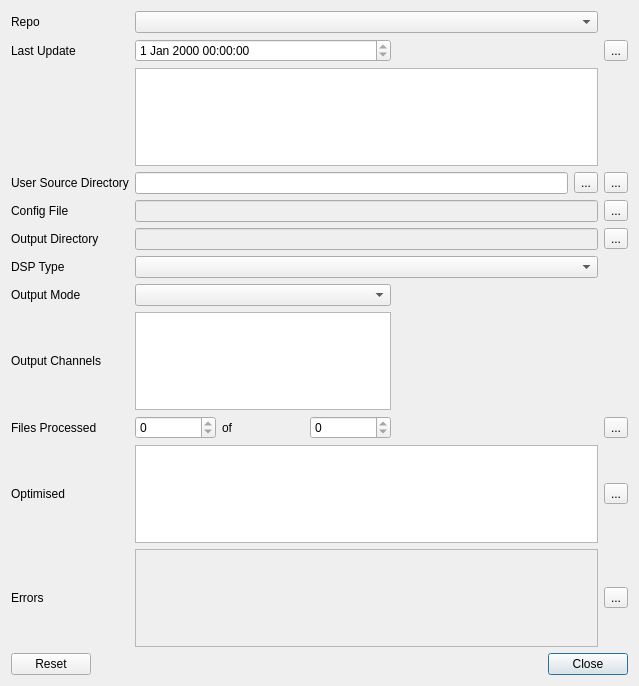
3ll3d00d/beqdesigner, file src/main/python/ui/merge.ui: the form before one commit.
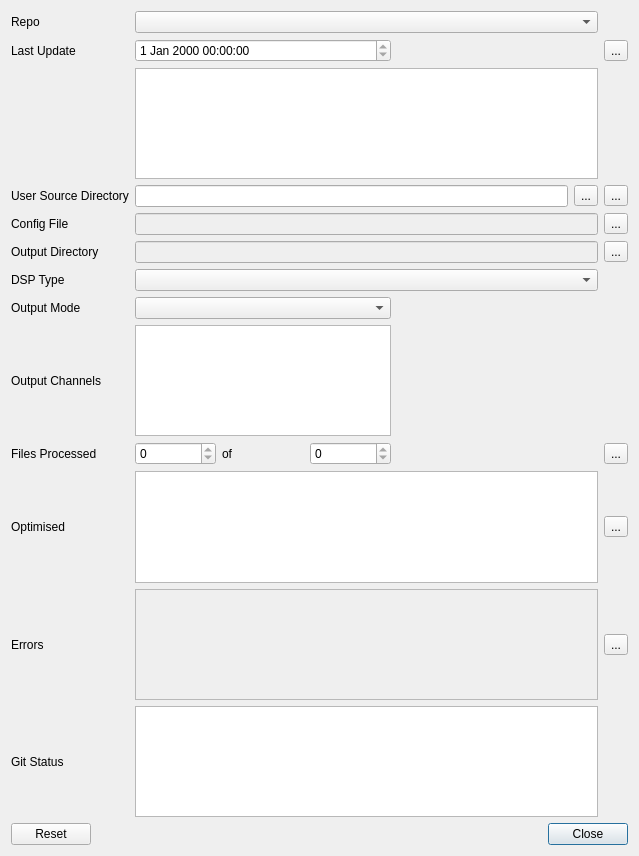
The form after the commit.

Commit message: provide better feedback to user on long clone operations

Patch:
```diff
--- a/src/main/python/ui/merge.ui
+++ b/src/main/python/ui/merge.ui
@@ -7,7 +7,7 @@
     <x>0</x>
     <y>0</y>
     <width>639</width>
-    <height>686</height>
+    <height>856</height>
    </rect>
   </property>
   <property name="windowTitle">
@@ -25,7 +25,21 @@
     </widget>
    </item>
    <item row="1" column="0">
-    <layout class="QGridLayout" name="innerLayout" rowstretch="0,0,0,0,0,0,0,0,0,0,0,0" columnstretch="0,0,0,0,0,0">
+    <layout class="QGridLayout" name="innerLayout" rowstretch="0,0,0,0,0,0,0,0,0,0,0,0,0" columnstretch="0,0,0,0,0,0">
+     <item row="11" column="5">
+      <widget class="QToolButton" name="copyErrorsButton">
+       <property name="text">
+        <string>...</string>
+       </property>
+      </widget>
+     </item>
+     <item row="1" column="1" colspan="3">
+      <widget class="QDateTimeEdit" name="lastCommitDate">
+       <property name="readOnly">
+        <bool>true</bool>
+       </property>
+      </widget>
+     </item>
      <item row="5" column="0">
       <widget class="QLabel" name="outputDirectoryLabel">
        <property name="text">
@@ -33,30 +47,34 @@
        </property>
       </widget>
      </item>
-     <item row="6" column="1" colspan="4">
-      <widget class="QComboBox" name="dspType"/>
-     </item>
-     <item row="10" column="5">
-      <widget class="QToolButton" name="copyOptimisedButton">
+     <item row="9" column="0">
+      <widget class="QLabel" name="filesProcessedLabel">
        <property name="text">
-        <string>...</string>
+        <string>Files Processed</string>
        </property>
       </widget>
      </item>
-     <item row="10" column="1" colspan="4">
-      <widget class="QListWidget" name="optimised"/>
+     <item row="4" column="1" colspan="4">
+      <widget class="QLineEdit" name="configFile">
+       <property name="enabled">
+        <bool>false</bool>
+       </property>
+       <property name="readOnly">
+        <bool>true</bool>
+       </property>
+      </widget>
      </item>
-     <item row="3" column="0">
-      <widget class="QLabel" name="userSourceDirLabel">
+     <item row="4" column="0">
+      <widget class="QLabel" name="configFileLabel">
        <property name="text">
-        <string>User Source Directory</string>
+        <string>Config File</string>
        </property>
       </widget>
      </item>
-     <item row="0" column="0">
-      <widget class="QLabel" name="beqReposLabel">
+     <item row="8" column="0">
+      <widget class="QLabel" name="outputChannelsLabel">
        <property name="text">
-        <string>Repo</string>
+        <string>Output Channels</string>
        </property>
       </widget>
      </item>
@@ -67,40 +85,6 @@
        </property>
       </widget>
      </item>
-     <item row="1" column="5">
-      <widget class="QToolButton" name="refreshGitRepo">
-       <property name="text">
-        <string>...</string>
-       </property>
-      </widget>
-     </item>
-     <item row="9" column="3">
-      <widget class="QSpinBox" name="totalFiles">
-       <property name="readOnly">
-        <bool>true</bool>
-       </property>
-       <property name="maximum">
-        <number>10000</number>
-       </property>
-      </widget>
-     </item>
-     <item row="11" column="1" colspan="4">
-      <widget class="QListWidget" name="errors">
-       <property name="enabled">
-        <bool>false</bool>
-       </property>
-      </widget>
-     </item>
-     <item row="5" column="1" colspan="4">
-      <widget class="QLineEdit" name="outputDirectory">
-       <property name="enabled">
-        <bool>false</bool>
-       </property>
-       <property name="readOnly">
-        <bool>true</bool>
-       </property>
-      </widget>
-     </item>
      <item row="9" column="5">
       <widget class="QToolButton" name="processFiles">
        <property name="text">
@@ -108,8 +92,36 @@
        </property>
       </widget>
      </item>
-     <item row="0" column="1" colspan="4">
-      <widget class="QComboBox" name="beqRepos"/>
+     <item row="10" column="1" colspan="4">
+      <widget class="QListWidget" name="optimised"/>
+     </item>
+     <item row="5" column="5">
+      <widget class="QToolButton" name="outputDirectoryPicker">
+       <property name="text">
+        <string>...</string>
+       </property>
+      </widget>
+     </item>
+     <item row="3" column="5">
+      <widget class="QToolButton" name="userSourceDirPicker">
+       <property name="text">
+        <string>...</string>
+       </property>
+      </widget>
+     </item>
+     <item row="1" column="4">
+      <widget class="QLabel" name="infoLabel">
+       <property name="text">
+        <string/>
+       </property>
+      </widget>
+     </item>
+     <item row="11" column="1" colspan="4">
+      <widget class="QListWidget" name="errors">
+       <property name="enabled">
+        <bool>false</bool>
+       </property>
+      </widget>
      </item>
      <item row="9" column="4">
       <spacer name="horizontalSpacer">
@@ -124,72 +136,17 @@
        </property>
       </spacer>
      </item>
-     <item row="9" column="0">
-      <widget class="QLabel" name="filesProcessedLabel">
+     <item row="0" column="0">
+      <widget class="QLabel" name="beqReposLabel">
        <property name="text">
-        <string>Files Processed</string>
+        <string>Repo</string>
        </property>
       </widget>
      </item>
-     <item row="3" column="5">
-      <widget class="QToolButton" name="userSourceDirPicker">
+     <item row="6" column="0">
+      <widget class="QLabel" name="dspTypeLabel">
        <property name="text">
-        <string>...</string>
-       </property>
-      </widget>
-     </item>
-     <item row="4" column="5">
-      <widget class="QToolButton" name="configFilePicker">
-       <property name="text">
-        <string>...</string>
-       </property>
-      </widget>
-     </item>
-     <item row="5" column="5">
-      <widget class="QToolButton" name="outputDirectoryPicker">
-       <property name="text">
-        <string>...</string>
-       </property>
-      </widget>
-     </item>
-     <item row="9" column="1">
-      <widget class="QSpinBox" name="filesProcessed">
-       <property name="readOnly">
-        <bool>true</bool>
-       </property>
-       <property name="maximum">
-        <number>100000</number>
-       </property>
-      </widget>
-     </item>
-     <item row="1" column="1" colspan="3">
-      <widget class="QDateTimeEdit" name="lastCommitDate">
-       <property name="readOnly">
-        <bool>true</bool>
-       </property>
-      </widget>
-     </item>
-     <item row="1" column="4">
-      <widget class="QLabel" name="infoLabel">
-       <property name="text">
-        <string/>
-       </property>
-      </widget>
-     </item>
-     <item row="4" column="1" colspan="4">
-      <widget class="QLineEdit" name="configFile">
-       <property name="enabled">
-        <bool>false</bool>
-       </property>
-       <property name="readOnly">
-        <bool>true</bool>
-       </property>
-      </widget>
-     </item>
-     <item row="10" column="0">
-      <widget class="QLabel" name="optimisedLabel">
-       <property name="text">
-        <string>Optimised</string>
+        <string>DSP Type</string>
        </property>
       </widget>
      </item>
@@ -200,6 +157,61 @@
        </property>
       </widget>
      </item>
+     <item row="11" column="0">
+      <widget class="QLabel" name="errorsLabel">
+       <property name="text">
+        <string>Errors</string>
+       </property>
+      </widget>
+     </item>
+     <item row="12" column="0">
+      <widget class="QLabel" name="gitStatusLabel">
+       <property name="text">
+        <string>Git Status</string>
+       </property>
+      </widget>
+     </item>
+     <item row="10" column="0">
+      <widget class="QLabel" name="optimisedLabel">
+       <property name="text">
+        <string>Optimised</string>
+       </property>
+      </widget>
+     </item>
+     <item row="1" column="5">
+      <widget class="QToolButton" name="refreshGitRepo">
+       <property name="text">
+        <string>...</string>
+       </property>
+      </widget>
+     </item>
+     <item row="9" column="3">
+      <widget class="QSpinBox" name="totalFiles">
+       <property name="readOnly">
+        <bool>true</bool>
+       </property>
+       <property name="maximum">
+        <number>10000</number>
+       </property>
+      </widget>
+     </item>
+     <item row="9" column="1">
+      <widget class="QSpinBox" name="filesProcessed">
+       <property name="readOnly">
+        <bool>true</bool>
+       </property>
+       <property name="maximum">
+        <number>100000</number>
+       </property>
+      </widget>
+     </item>
+     <item row="8" column="1" colspan="3">
+      <widget class="QListWidget" name="outputChannels">
+       <property name="selectionMode">
+        <enum>QAbstractItemView::MultiSelection</enum>
+       </property>
+      </widget>
+     </item>
      <item row="2" column="1" colspan="4">
       <widget class="QPlainTextEdit" name="lastCommitMessage">
        <property name="readOnly">
@@ -207,20 +219,26 @@
        </property>
       </widget>
      </item>
-     <item row="6" column="0">
-      <widget class="QLabel" name="dspTypeLabel">
-       <property name="text">
-        <string>DSP Type</string>
+     <item row="5" column="1" colspan="4">
+      <widget class="QLineEdit" name="outputDirectory">
+       <property name="enabled">
+        <bool>false</bool>
        </property>
+       <property name="readOnly">
+        <bool>true</bool>
+       </property>
       </widget>
      </item>
-     <item row="4" column="0">
-      <widget class="QLabel" name="configFileLabel">
+     <item row="10" column="5">
+      <widget class="QToolButton" name="copyOptimisedButton">
        <property name="text">
-        <string>Config File</string>
+        <string>...</string>
        </property>
       </widget>
      </item>
+     <item row="0" column="1" colspan="4">
+      <widget class="QComboBox" name="beqRepos"/>
+     </item>
      <item row="3" column="1" colspan="4">
       <layout class="QHBoxLayout" name="userSourceDirLayout">
        <item>
@@ -239,34 +257,6 @@
        </item>
       </layout>
      </item>
-     <item row="11" column="0">
-      <widget class="QLabel" name="errorsLabel">
-       <property name="text">
-        <string>Errors</string>
-       </property>
-      </widget>
-     </item>
-     <item row="8" column="0">
-      <widget class="QLabel" name="outputChannelsLabel">
-       <property name="text">
-        <string>Output Channels</string>
-       </property>
-      </widget>
-     </item>
-     <item row="8" column="1" colspan="3">
-      <widget class="QListWidget" name="outputChannels">
-       <property name="selectionMode">
-        <enum>QAbstractItemView::MultiSelection</enum>
-       </property>
-      </widget>
-     </item>
-     <item row="11" column="5">
-      <widget class="QToolButton" name="copyErrorsButton">
-       <property name="text">
-        <string>...</string>
-       </property>
-      </widget>
-     </item>
      <item row="7" column="0">
       <widget class="QLabel" name="outputModeLabel">
        <property name="text">
@@ -277,6 +267,26 @@
      <item row="7" column="1" colspan="3">
       <widget class="QComboBox" name="outputMode"/>
      </item>
+     <item row="3" column="0">
+      <widget class="QLabel" name="userSourceDirLabel">
+       <property name="text">
+        <string>User Source Directory</string>
+       </property>
+      </widget>
+     </item>
+     <item row="6" column="1" colspan="4">
+      <widget class="QComboBox" name="dspType"/>
+     </item>
+     <item row="4" column="5">
+      <widget class="QToolButton" name="configFilePicker">
+       <property name="text">
+        <string>...</string>
+       </property>
+      </widget>
+     </item>
+     <item row="12" column="1" colspan="4">
+      <widget class="QListWidget" name="gitStatus"/>
+     </item>
     </layout>
    </item>
   </layout>
```
The commit also changes 5 other files.
